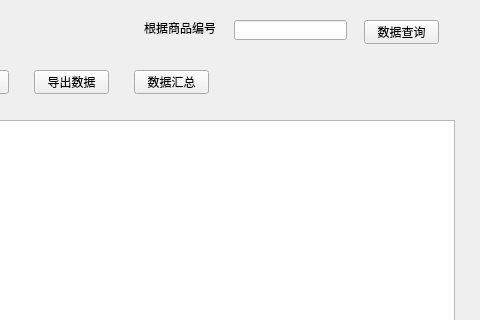
Qt form ui/mainwidget.ui (xiaoyangst/WarehouseManageSys) before a commit; both pictures show x 416 to 896 and y 0 to 320 of the 896 by 537 pixel window.
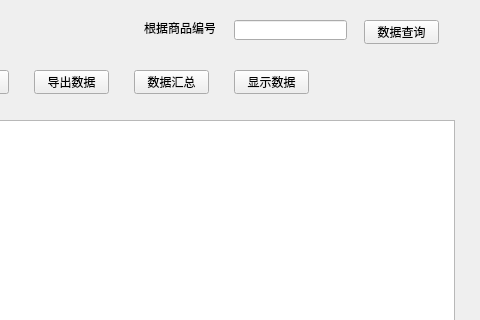
The same form after that commit. Icons and pictures are not drawn.

Commit message: 商品出库+显示数据

```diff
--- a/ui/mainwidget.ui
+++ b/ui/mainwidget.ui
@@ -193,6 +193,23 @@
     <string>提示：双击表中数据即选中商品编号，后续操作就是针对该商品的操作</string>
    </property>
   </widget>
+  <widget class="QPushButton" name="showAllBtn">
+   <property name="geometry">
+    <rect>
+     <x>650</x>
+     <y>70</y>
+     <width>75</width>
+     <height>24</height>
+    </rect>
+   </property>
+   <property name="text">
+    <string>显示数据</string>
+   </property>
+   <property name="icon">
+    <iconset resource="../sources/resource.qrc">
+     <normaloff>:/icons/show.ico</normaloff>:/icons/show.ico</iconset>
+   </property>
+  </widget>
  </widget>
  <resources>
   <include location="../sources/resource.qrc"/>
```
The commit also changes 21 other files.
